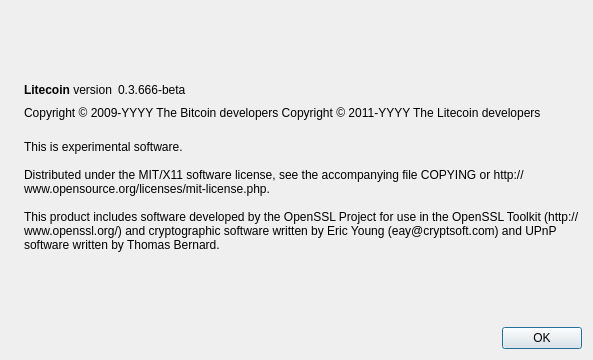
Old version of the form litecoin/src/qt/forms/aboutdialog.ui in the repository kgrover/kshitcoin.
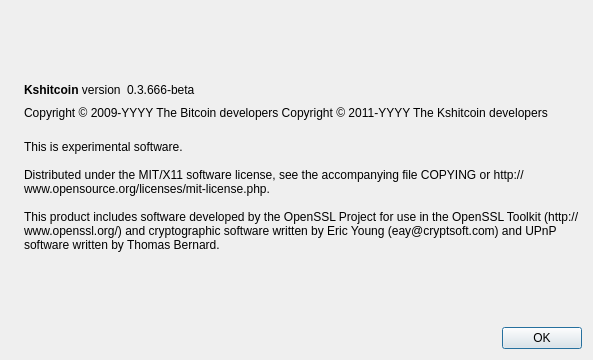
New version of the form. Icons and pictures are not drawn.

```diff
--- a/litecoin/src/qt/forms/aboutdialog.ui
+++ b/litecoin/src/qt/forms/aboutdialog.ui
@@ -50,7 +50,7 @@
           <cursorShape>IBeamCursor</cursorShape>
          </property>
          <property name="text">
-          <string>&lt;b&gt;Litecoin&lt;/b&gt; version</string>
+          <string>&lt;b&gt;Kshitcoin&lt;/b&gt; version</string>
          </property>
          <property name="textInteractionFlags">
           <set>Qt::LinksAccessibleByMouse|Qt::TextSelectableByKeyboard|Qt::TextSelectableByMouse</set>
@@ -92,7 +92,7 @@
        </property>
        <property name="text">
         <string notr="true">Copyright &amp;copy; 2009-YYYY The Bitcoin developers
-Copyright &amp;copy; 2011-YYYY The Litecoin developers</string>
+Copyright &amp;copy; 2011-YYYY The Kshitcoin developers</string>
        </property>
        <property name="textFormat">
         <enum>Qt::RichText</enum>
```
Left out of the diff: 2 changed lines with no effect on the pictures.
